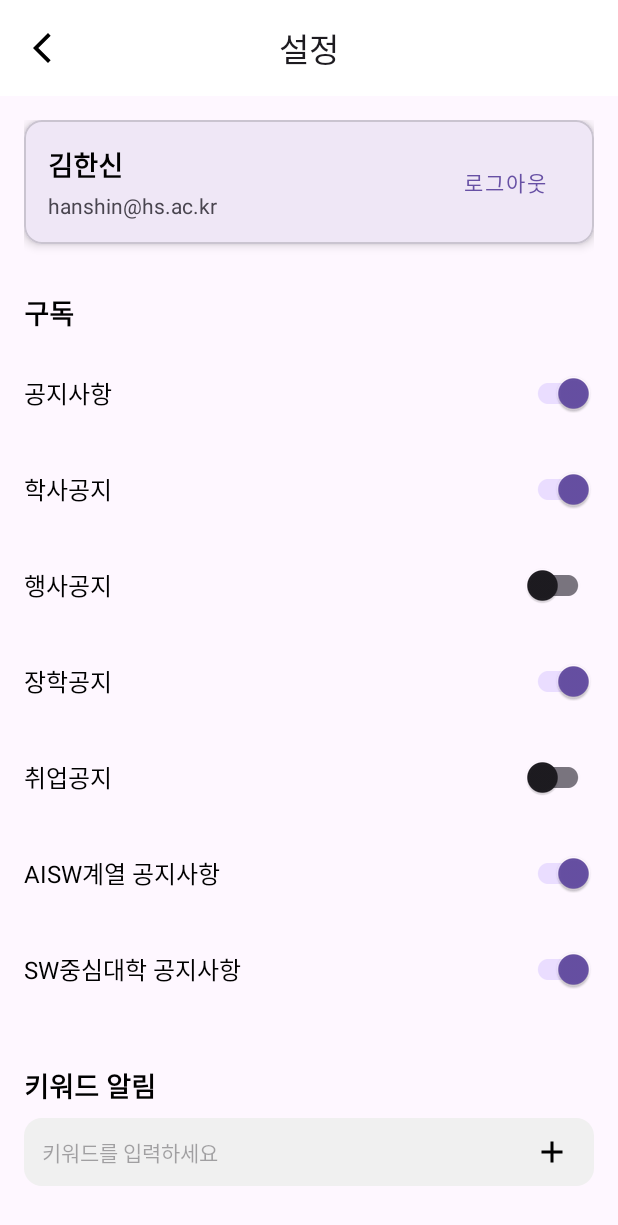
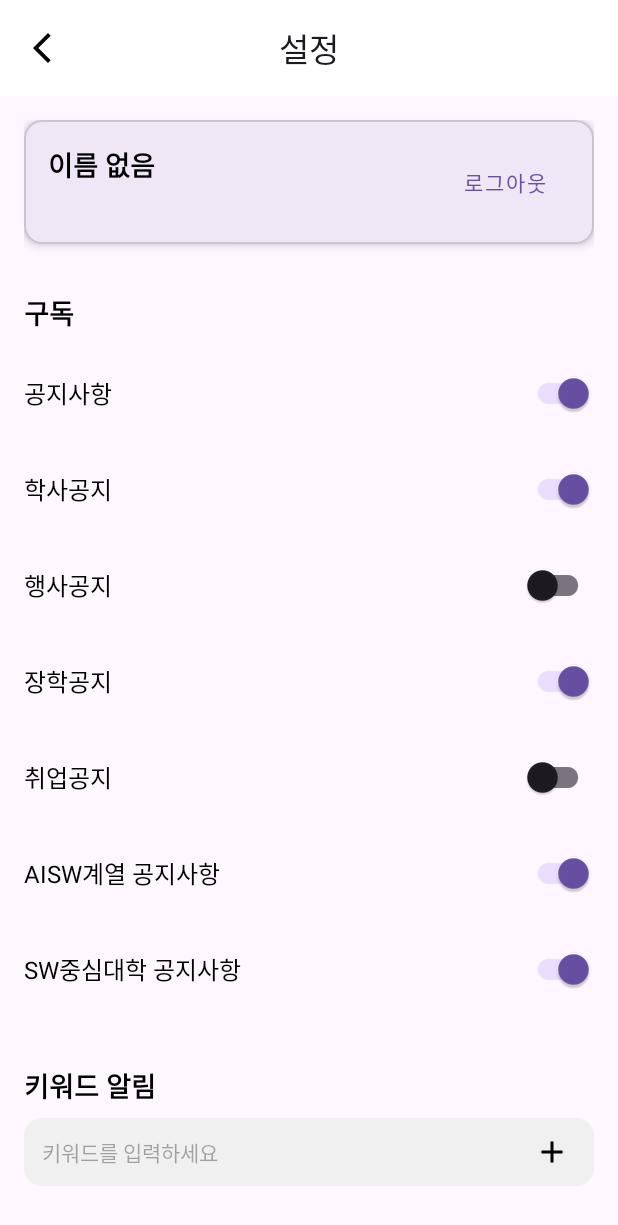
Before and after one commit to lyuchanchan/ToyProject_noticeApp, an Android app: the SettingMainFragment screen opened through its navigation route, on a phone screen of 412 x 824 dp. Shown: the top 1225 px of the screen. Run offline under Robolectric (Android 15) with nearby library versions, the phone set to English and light mode, and no system bars; our stand-ins replace Firebase (no records; nobody signed in at launch, a user with empty details on screens opened directly), FlexboxLayout; libraries missing offline, so code that uses them is left out: com.google.android.flexbox; 4 statements that could not run were skipped.

Commit message:
설정 버전 다운

```diff
--- a/app/src/main/java/com/example/toyproject_noticeapp/ui/setting/SettingMainFragment.kt
+++ b/app/src/main/java/com/example/toyproject_noticeapp/ui/setting/SettingMainFragment.kt
@@ -20,6 +20,9 @@ import com.example.toyproject_noticeapp.ui.login.LoginActivity
 import com.google.android.flexbox.FlexDirection
 import com.google.android.flexbox.FlexboxLayoutManager
 import com.google.android.flexbox.JustifyContent
+import com.google.firebase.auth.FirebaseAuth
+import com.google.firebase.firestore.ktx.firestore
+import com.google.firebase.ktx.Firebase
 
 class SettingMainFragment : Fragment() {
 
@@ -28,6 +31,9 @@ class SettingMainFragment : Fragment() {
 
     private lateinit var includeKeywordAdapter: SettingKeywordAdapter
     private lateinit var excludeKeywordAdapter: SettingKeywordAdapter
+
+    private val auth = FirebaseAuth.getInstance()
+    private val db = Firebase.firestore
 
     // 임시 데이터
     private val subscriptionList = mutableListOf(
@@ -60,11 +66,40 @@ class SettingMainFragment : Fragment() {
     override fun onViewCreated(view: View, savedInstanceState: Bundle?) {
         super.onViewCreated(view, savedInstanceState)
 
+        setupUserInfo()
         setupToolbar()
         setupSubscriptionRecyclerView()
         setupIncludeKeywordRecyclerView()
         setupExcludeKeywordRecyclerView()
         setupClickListeners()
+    }
+
+    private fun setupUserInfo() {
+        val currentUser = auth.currentUser
+        if (currentUser != null) {
+            // Firestore에서 사용자 이름 가져오기
+            db.collection("users").document(currentUser.uid).get()
+                .addOnSuccessListener { document ->
+                    if (document != null) {
+                        val userName = document.getString("name")
+                        if (!userName.isNullOrEmpty()) {
+                            binding.textviewSettingName.text = "${userName}님"
+                        } else {
+                            binding.textviewSettingName.text = "이름 없음"
+                        }
+                    } else {
+                        binding.textviewSettingName.text = "이름 없음"
+                    }
+                }
+                .addOnFailureListener {
+                    binding.textviewSettingName.text = "이름을 불러올 수 없음"
+                }
+
+            binding.textviewSettingEmail.text = currentUser.email ?: "이메일 정보 없음"
+        } else {
+            startActivity(Intent(requireActivity(), LoginActivity::class.java))
+            requireActivity().finish()
+        }
     }
 
     private fun setupToolbar() {
@@ -77,7 +112,11 @@ class SettingMainFragment : Fragment() {
 
     private fun setupSubscriptionRecyclerView() {
         val subscriptionAdapter = SettingSubscriptionAdapter { subscription, isChecked ->
-            Toast.makeText(requireContext(), "${subscription.name} 알림 ${if (isChecked) "ON" else "OFF"}", Toast.LENGTH_SHORT).show()
+            Toast.makeText(
+                requireContext(),
+                "${subscription.name} 알림 ${if (isChecked) "ON" else "OFF"}",
+                Toast.LENGTH_SHORT
+            ).show()
         }
         binding.recyclerviewSettingSubscriptions.adapter = subscriptionAdapter
         subscriptionAdapter.submitList(subscriptionList)
@@ -102,7 +141,11 @@ class SettingMainFragment : Fragment() {
         excludeKeywordAdapter = SettingKeywordAdapter { keyword ->
             excludeKeywordList.remove(keyword)
             excludeKeywordAdapter.submitList(excludeKeywordList.toList())
-            Toast.makeText(requireContext(), "제외 키워드 '${keyword.text}'가 삭제되었습니다.", Toast.LENGTH_SHORT).show()
+            Toast.makeText(
+                requireContext(),
+                "제외 키워드 '${keyword.text}'가 삭제되었습니다.",
+                Toast.LENGTH_SHORT
+            ).show()
         }
         val layoutManager = FlexboxLayoutManager(context).apply {
             flexDirection = FlexDirection.ROW
@@ -115,17 +158,16 @@ class SettingMainFragment : Fragment() {
 
     private fun setupClickListeners() {
         binding.buttonSettingLogout.setOnClickListener {
-            // SharedPreferences에서 사용자 정보 삭제
-            val sharedPreferences = requireActivity().getSharedPreferences("user_prefs", Context.MODE_PRIVATE)
+            val sharedPreferences =
+                requireActivity().getSharedPreferences("user_prefs", Context.MODE_PRIVATE)
             sharedPreferences.edit().clear().apply()
 
-            // ##### 이 부분이 수정되었습니다! #####
-            // activity 대신 requireActivity()를 사용합니다.
+            FirebaseAuth.getInstance().signOut()
+
             val intent = Intent(requireActivity(), LoginActivity::class.java)
             intent.flags = Intent.FLAG_ACTIVITY_NEW_TASK or Intent.FLAG_ACTIVITY_CLEAR_TASK
             startActivity(intent)
 
-            // MainActivity 종료
             requireActivity().finish()
         }
 
```
